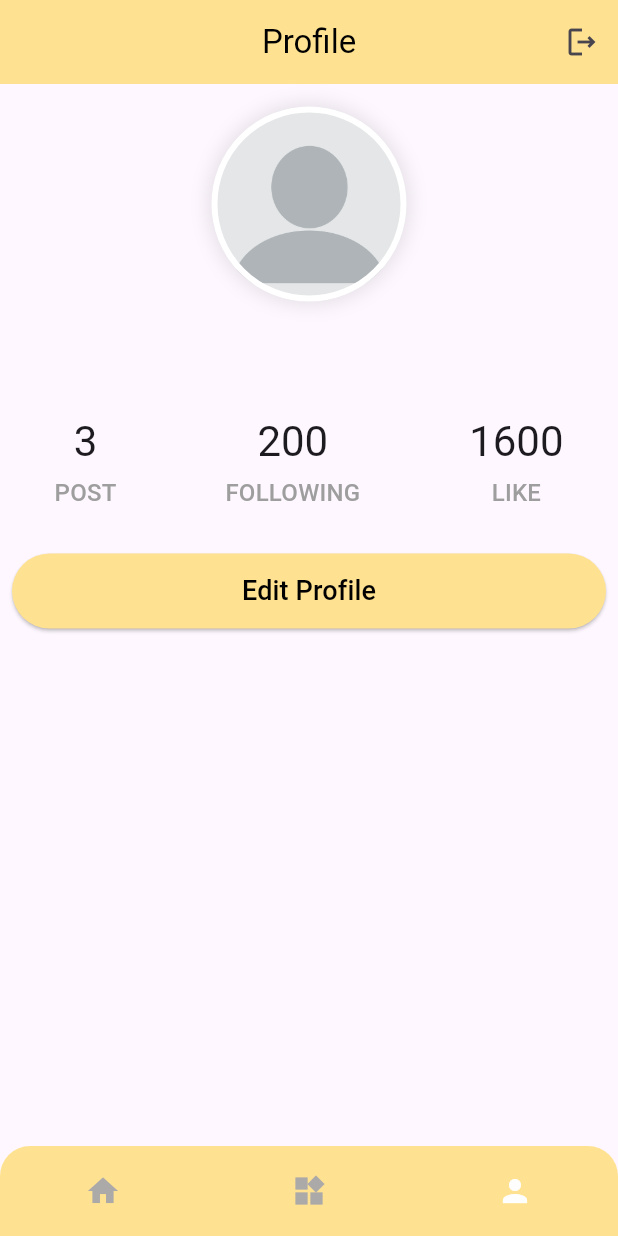
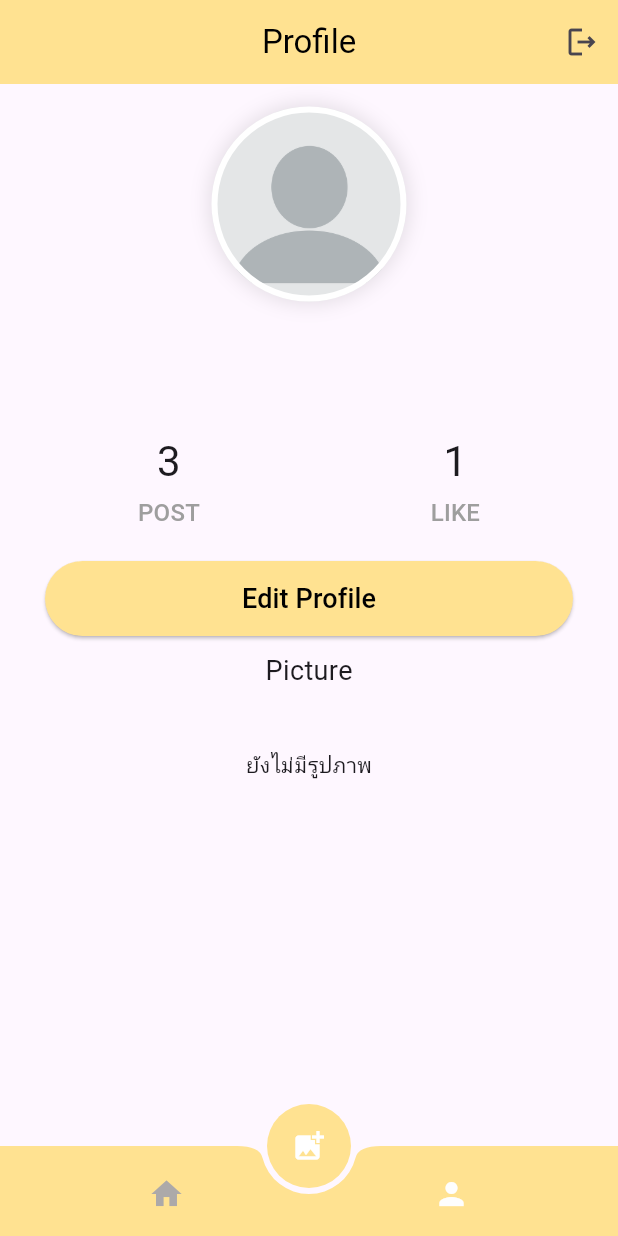
Before and after one commit to Meentis/FinalMobile, a Flutter app: the MenuPage screen opened directly, on a phone screen of 412 x 824 dp. Run offline on Flutter 3.47's test engine with Material 3 defaults, Android fonts, the light colour scheme and no system bars; our stand-ins replace cloud_firestore, firebase_auth, firebase_core, firebase_storage, form_field_validator, image_picker; missing offline and left inert: flutter_masonry_view; accounts and stored records are empty.

Commit message:
first commit

```diff
--- a/lib/menupage.dart
+++ b/lib/menupage.dart
@@ -3,6 +3,7 @@ import 'dart:math';
 import 'package:cloud_firestore/cloud_firestore.dart';
 import 'package:firebase_auth/firebase_auth.dart';
 import 'package:flutter/material.dart';
+import 'package:flutter_masonry_view/flutter_masonry_view.dart';
 import 'package:milktea/addImage.dart';
 import 'package:milktea/editProfil.dart';
 import 'package:milktea/main.dart';
@@ -34,15 +35,10 @@ class _MenuPageState extends State<MenuPage> {
   Widget build(BuildContext context) {
     return Scaffold(
       body: mobileScreens[screenIndex],
-      bottomNavigationBar: Container(
+      bottomNavigationBar: BottomAppBar(
+        color: Color.fromARGB(255, 255, 226, 145),
+        shape: CircularNotchedRectangle(),
         height: 60,
-        decoration: BoxDecoration(
-          color: const Color.fromARGB(255, 255, 226, 145),
-          borderRadius: BorderRadius.only(
-            topLeft: Radius.circular(20),
-            topRight: Radius.circular(20),
-          ),
-        ),
         child: Row(
           mainAxisAlignment: MainAxisAlignment.spaceAround,
           children: [
@@ -63,12 +59,6 @@ class _MenuPageState extends State<MenuPage> {
                   // color: Colors.white,
                 )),
             IconButton(
-                onPressed: () {},
-                icon: Icon(
-                  Icons.widgets,
-                  color: Color.fromARGB(255, 172, 169, 169),
-                )),
-            IconButton(
                 onPressed: () {
                   setState(() {
                     //------ กำหนดค่า Index เมื่อมีการคลิก ------
@@ -84,6 +74,20 @@ class _MenuPageState extends State<MenuPage> {
           ],
         ),
       ),
+      floatingActionButton: FloatingActionButton(
+        onPressed: () {
+          Navigator.push(
+            context,
+            MaterialPageRoute(builder: (context) => addImage()),
+          );
+        },
+        child: Icon(Icons.add_photo_alternate),
+        backgroundColor: Color.fromARGB(255, 255, 226, 145),
+        foregroundColor: Colors.white,
+        elevation: 0,
+        shape: CircleBorder(),
+      ),
+      floatingActionButtonLocation: FloatingActionButtonLocation.centerDocked,
     );
   }
 }
@@ -136,64 +140,17 @@ class _MyWidgetState extends State<home> {
               .map((doc) => doc['imageUrl'] as String)
               .toList(); // รับ URL ของรูปภาพจาก documents
 
-          return GridView.builder(
-            gridDelegate: SliverGridDelegateWithFixedCrossAxisCount(
-              crossAxisCount: 2, // จำนวนรูปภาพในแนวแกนนอน
-              crossAxisSpacing: 2.0, // ระยะห่างระหว่างรูปภาพในแนวแกนนอน
-              mainAxisSpacing: 2.0, // ระยะห่างระหว่างรูปภาพในแนวแกนตั้ง
+          return SingleChildScrollView(
+            child: MasonryView(
+              listOfItem: imageUrls,
+              numberOfColumn: 2,
+              itemBuilder: (item) {
+                return Image.network(item);
+              },
             ),
-            itemCount: imageUrls.length,
-            itemBuilder: (context, index) {
-              final String imageUrl =
-                  imageUrls[index]; // นำ URL ของรูปภาพที่ได้มาแสดงผล
-              return Stack(
-                children: [
-                  Container(
-                    width: double.infinity,
-                    height: double.infinity,
-                    child: GestureDetector(
-                      onTap: () {
-                        // จัดการการคลิกรูปภาพ
-                      },
-                      child: Image.network(
-                        imageUrl,
-                        fit: BoxFit.cover,
-                      ),
-                    ),
-                  ),
-                  Positioned(
-                    bottom: 1,
-                    right: 1,
-                    child: IconButton(
-                      icon: isFavorite
-                          ? Icon(Icons.favorite, color: Colors.red)
-                          : Icon(Icons.favorite_border),
-                      onPressed: () {
-                        setState(() {
-                          // สลับค่าเมื่อปุ่มถูกกด
-                          isFavorite = !isFavorite;
-                        });
-                      },
-                      iconSize: 30,
-                    ),
-                  ),
-                ],
-              );
-            },
           );
         },
       ),
-      floatingActionButton: FloatingActionButton.extended(
-        onPressed: () {
-          Navigator.push(
-            context,
-            MaterialPageRoute(builder: (context) => addImage()),
-          );
-        },
-        label: Icon(Icons.add_photo_alternate),
-        backgroundColor: Color.fromARGB(255, 255, 226, 145),
-      ),
-      floatingActionButtonLocation: FloatingActionButtonLocation.centerFloat,
     );
   }
 }
@@ -232,7 +189,8 @@ class _profilePageState extends State<profilePage> {
             ),
           ],
         ),
-      body: FutureBuilder<DocumentSnapshot>(
+        body: SingleChildScrollView(
+          child: FutureBuilder<DocumentSnapshot>(
             future: FirebaseFirestore.instance
                 .collection('users')
                 .doc(FirebaseAuth.instance.currentUser?.uid)
@@ -273,7 +231,8 @@ class _profilePageState extends State<profilePage> {
                             fit: BoxFit.cover,
                             image: imageUrl.isNotEmpty
                                 ? NetworkImage(imageUrl)
-                            : AssetImage("img/profile.png") as ImageProvider,
+                                : AssetImage("img/profile.png")
+                                    as ImageProvider,
                           ),
                         ),
                       ),
@@ -290,13 +249,19 @@ class _profilePageState extends State<profilePage> {
                                 fontWeight: FontWeight.bold, fontSize: 20),
                           ),
                           Text(userData?['email'] ?? ""),
+                          Text(
+                            userData?['caption'] ?? "ไม่มี caption",
+                            style: TextStyle(fontSize: 16),
+                          ),
                         ],
                       ),
                     ),
                     SizedBox(
-                  height: 20,
+                      height: 10,
                     ),
-                Row(
+                    Padding(
+                      padding: const EdgeInsets.symmetric(horizontal: 15.0),
+                      child: Row(
                         mainAxisAlignment: MainAxisAlignment.spaceAround,
                         children: [
                           Column(
@@ -320,25 +285,7 @@ class _profilePageState extends State<profilePage> {
                           Column(
                             children: [
                               Text(
-                          "200",
-                          style: Theme.of(context).textTheme.headline4,
-                        ),
-                        SizedBox(
-                          height: 5,
-                        ),
-                        Text(
-                          "FOLLOWING",
-                          style: Theme.of(context)
-                              .textTheme
-                              .subtitle1!
-                              .copyWith(color: Colors.grey),
-                        ),
-                      ],
-                    ),
-                    Column(
-                      children: [
-                        Text(
-                          "1600",
+                                "1",
                                 style: Theme.of(context).textTheme.headline4,
                               ),
                               SizedBox(
@@ -355,11 +302,15 @@ class _profilePageState extends State<profilePage> {
                           ),
                         ],
                       ),
+                    ),
                     SizedBox(
-                  height: 20,
+                      height: 10,
+                    ),
+                    SizedBox(
+                      height: 10,
                     ),
                     Padding(
-                  padding: const EdgeInsets.all(8.0),
+                      padding: const EdgeInsets.symmetric(horizontal: 30),
                       child: SizedBox(
                         width: double.infinity,
                         height: 50,
@@ -388,11 +339,64 @@ class _profilePageState extends State<profilePage> {
                         ),
                       ),
                     ),
+                    SizedBox(height: 10),
+                    Text(
+                      "Picture",
+                      textAlign: TextAlign.left,
+                      style: TextStyle(
+                        fontSize: 18,
+                      ),
+                    ),
+                    SingleChildScrollView(
+                      scrollDirection: Axis.vertical,
+                      child: StreamBuilder<QuerySnapshot>(
+                        stream: FirebaseFirestore.instance
+                            .collection('topic')
+                            .where('email',
+                                isEqualTo:
+                                    FirebaseAuth.instance.currentUser?.email)
+                            .snapshots(),
+                        builder: (context, snapshot) {
+                          if (snapshot.connectionState ==
+                              ConnectionState.waiting) {
+                            return Center(child: CircularProgressIndicator());
+                          }
+                          if (snapshot.hasError) {
+                            return Center(
+                                child: Text('Error: ${snapshot.error}'));
+                          }
+                          final List<DocumentSnapshot> documents =
+                              snapshot.data!.docs;
+                          final List<String> imageUrls = documents
+                              .map((doc) => doc['imageUrl'] as String)
+                              .toList();
+
+                          if (imageUrls.isEmpty) {
+                            return Center(
+                              child: Padding(
+                                padding: const EdgeInsets.symmetric(
+                                    vertical:
+                                        40), // เพิ่มระยะห่างตามแนวตั้งที่นี่
+                                child: Text('ยังไม่มีรูปภาพ'),
+                              ),
+                            );
+                          }
+
+                          return MasonryView(
+                            listOfItem: imageUrls,
+                            numberOfColumn: 2,
+                            itemBuilder: (item) {
+                              return Image.network(item);
+                            },
+                          );
+                        },
+                      ),
+                    )
                   ],
                 );
               }
             },
           ),
-    );
+        ));
   }
 }
--- a/pubspec.yaml
+++ b/pubspec.yaml
@@ -41,6 +41,8 @@ dependencies:
   image_picker: ^1.0.7
   firebase_storage: ^11.6.7
   form_field_validator: ^1.1.0
+  flutter_staggered_grid_view: ^0.4.0
+  flutter_masonry_view: ^0.0.2
 
 
 dev_dependencies:
```
Also changed, not shown: lib/editProfil.dart (+5 -5 lines), img/line.png (added), pubspec.lock. Lines whose indentation alone changed are shown as unchanged.
